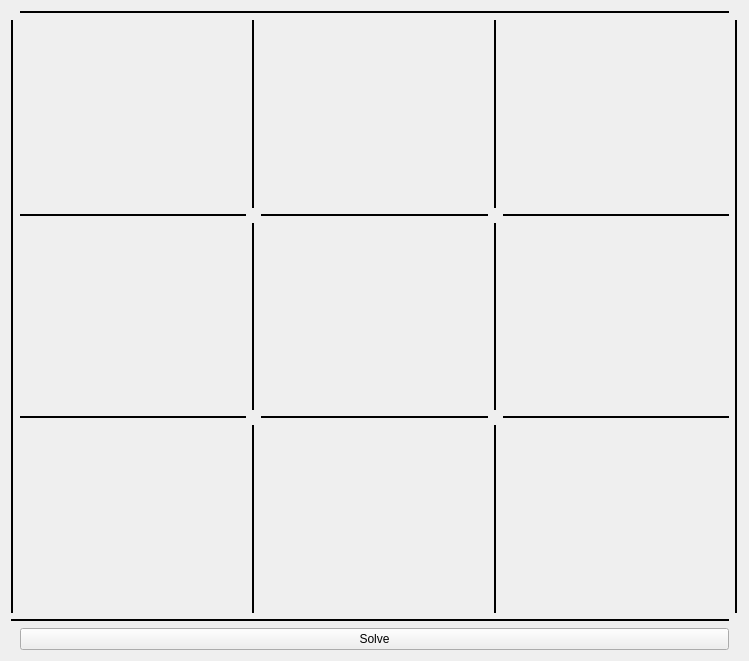
The window that sudokugui.ui (EDrever-Smith/SudokuSolver) describes before a commit, drawn with Qt 5.
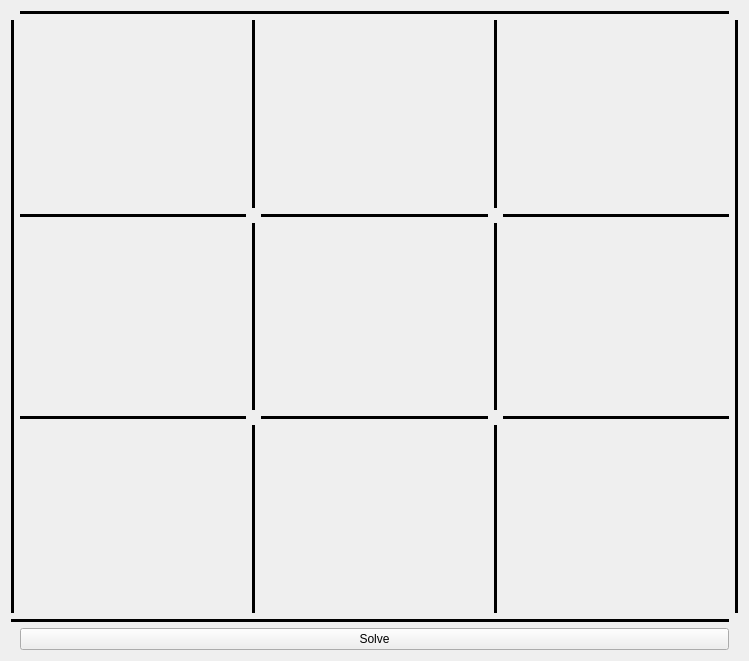
The same window after the commit.

Commit message: Can now edit board through GUI

What changed in the file:
```diff
--- a/sudokugui.ui
+++ b/sudokugui.ui
@@ -26,7 +26,7 @@
       <enum>QFrame::Plain</enum>
      </property>
      <property name="lineWidth">
-      <number>2</number>
+      <number>5</number>
      </property>
      <property name="orientation">
       <enum>Qt::Horizontal</enum>
@@ -45,7 +45,7 @@
       <enum>QFrame::Plain</enum>
      </property>
      <property name="lineWidth">
-      <number>2</number>
+      <number>5</number>
      </property>
      <property name="orientation">
       <enum>Qt::Vertical</enum>
@@ -76,7 +76,7 @@
         <enum>QFrame::Plain</enum>
        </property>
        <property name="lineWidth">
-        <number>2</number>
+        <number>5</number>
        </property>
        <property name="orientation">
         <enum>Qt::Vertical</enum>
@@ -89,7 +89,7 @@
         <enum>QFrame::Plain</enum>
        </property>
        <property name="lineWidth">
-        <number>2</number>
+        <number>5</number>
        </property>
        <property name="orientation">
         <enum>Qt::Horizontal</enum>
@@ -102,7 +102,7 @@
         <enum>QFrame::Plain</enum>
        </property>
        <property name="lineWidth">
-        <number>2</number>
+        <number>5</number>
        </property>
        <property name="orientation">
         <enum>Qt::Horizontal</enum>
@@ -124,7 +124,7 @@
         <enum>QFrame::Plain</enum>
        </property>
        <property name="lineWidth">
-        <number>2</number>
+        <number>5</number>
        </property>
        <property name="orientation">
         <enum>Qt::Vertical</enum>
@@ -143,7 +143,7 @@
         <enum>QFrame::Plain</enum>
        </property>
        <property name="lineWidth">
-        <number>2</number>
+        <number>5</number>
        </property>
        <property name="orientation">
         <enum>Qt::Vertical</enum>
@@ -156,7 +156,7 @@
         <enum>QFrame::Plain</enum>
        </property>
        <property name="lineWidth">
-        <number>2</number>
+        <number>5</number>
        </property>
        <property name="orientation">
         <enum>Qt::Vertical</enum>
@@ -169,7 +169,7 @@
         <enum>QFrame::Plain</enum>
        </property>
        <property name="lineWidth">
-        <number>2</number>
+        <number>5</number>
        </property>
        <property name="orientation">
         <enum>Qt::Vertical</enum>
@@ -182,7 +182,7 @@
         <enum>QFrame::Plain</enum>
        </property>
        <property name="lineWidth">
-        <number>2</number>
+        <number>5</number>
        </property>
        <property name="midLineWidth">
         <number>0</number>
@@ -201,7 +201,7 @@
         <enum>QFrame::Plain</enum>
        </property>
        <property name="lineWidth">
-        <number>2</number>
+        <number>5</number>
        </property>
        <property name="orientation">
         <enum>Qt::Horizontal</enum>
@@ -214,7 +214,7 @@
         <enum>QFrame::Plain</enum>
        </property>
        <property name="lineWidth">
-        <number>2</number>
+        <number>5</number>
        </property>
        <property name="orientation">
         <enum>Qt::Horizontal</enum>
@@ -227,7 +227,7 @@
         <enum>QFrame::Plain</enum>
        </property>
        <property name="lineWidth">
-        <number>2</number>
+        <number>5</number>
        </property>
        <property name="orientation">
         <enum>Qt::Horizontal</enum>
@@ -240,7 +240,7 @@
         <enum>QFrame::Plain</enum>
        </property>
        <property name="lineWidth">
-        <number>2</number>
+        <number>5</number>
        </property>
        <property name="orientation">
         <enum>Qt::Horizontal</enum>
@@ -261,7 +261,7 @@
       <enum>QFrame::Plain</enum>
      </property>
      <property name="lineWidth">
-      <number>2</number>
+      <number>5</number>
      </property>
      <property name="orientation">
       <enum>Qt::Vertical</enum>
@@ -280,7 +280,7 @@
       <enum>QFrame::Plain</enum>
      </property>
      <property name="lineWidth">
-      <number>2</number>
+      <number>5</number>
      </property>
      <property name="orientation">
       <enum>Qt::Horizontal</enum>
```
The commit also changes 3 other files.
